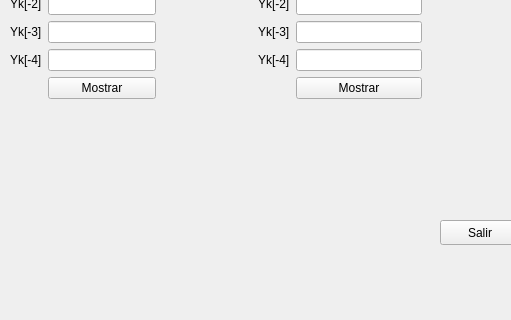
First picture: the form in mainwindow.ui, repository rucoma00/Discr_Loops_Simulator, before the edit; both pictures show x 0 to 511 and y 130 to 450 of the 1146 by 681 pixel window.
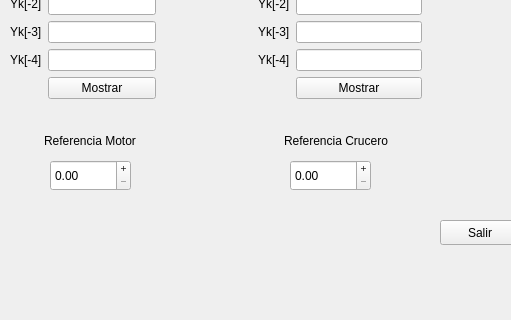
Second picture: the form after the edit.

Commit message: Configuración de modificadores de valor de las referencias del sistema

```diff
--- a/mainwindow.ui
+++ b/mainwindow.ui
@@ -42,6 +42,64 @@
      <string>Salir</string>
     </property>
    </widget>
+   <widget class="QDoubleSpinBox" name="DSB_refm">
+    <property name="geometry">
+     <rect>
+      <x>50</x>
+      <y>290</y>
+      <width>81</width>
+      <height>31</height>
+     </rect>
+    </property>
+    <property name="wrapping">
+     <bool>false</bool>
+    </property>
+    <property name="buttonSymbols">
+     <enum>QAbstractSpinBox::PlusMinus</enum>
+    </property>
+   </widget>
+   <widget class="QLabel" name="L_refm">
+    <property name="geometry">
+     <rect>
+      <x>44</x>
+      <y>260</y>
+      <width>101</width>
+      <height>21</height>
+     </rect>
+    </property>
+    <property name="text">
+     <string>Referencia Motor</string>
+    </property>
+   </widget>
+   <widget class="QLabel" name="L_refc">
+    <property name="geometry">
+     <rect>
+      <x>284</x>
+      <y>260</y>
+      <width>111</width>
+      <height>21</height>
+     </rect>
+    </property>
+    <property name="text">
+     <string>Referencia Crucero</string>
+    </property>
+   </widget>
+   <widget class="QDoubleSpinBox" name="DSB_refc">
+    <property name="geometry">
+     <rect>
+      <x>290</x>
+      <y>290</y>
+      <width>81</width>
+      <height>31</height>
+     </rect>
+    </property>
+    <property name="wrapping">
+     <bool>false</bool>
+    </property>
+    <property name="buttonSymbols">
+     <enum>QAbstractSpinBox::PlusMinus</enum>
+    </property>
+   </widget>
    <widget class="QWidget" name="">
     <property name="geometry">
      <rect>
```
The commit also changes 2 other files.
